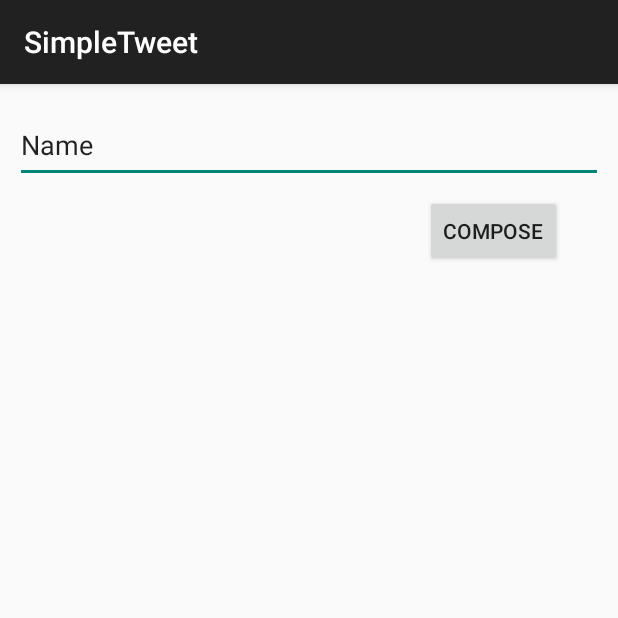
After one commit to aublhr99/TwitterApp, an Android app: the ComposeActivity screen opened directly, with no data from a screen before it, on a phone screen of 412 x 824 dp, the top half of it. The commit adds this screen. Run offline under Robolectric (Android 15) with nearby library versions, the phone set to English and light mode, and no system bars; libraries missing offline, so code that uses them is left out: com.github.scribejava.apis, com.github.scribejava.core, com.loopj.android, cz.msebera.android, org.parceler.

Commit message:
all required stories completed

```diff
--- a/app/build.gradle
+++ b/app/build.gradle
@@ -31,6 +31,8 @@ android {
 }
 
 dependencies {
+    implementation 'org.parceler:parceler-api:1.1.12'
+    annotationProcessor 'org.parceler:parceler:1.1.12'
     implementation fileTree(dir: 'libs', include: '*.jar')
     implementation 'com.codepath.libraries:android-oauth-handler:1.4.0'
     implementation 'commons-codec:commons-codec:1.10'
--- a/app/src/main/AndroidManifest.xml
+++ b/app/src/main/AndroidManifest.xml
@@ -14,7 +14,8 @@
         android:label="@string/app_name"
         android:theme="@style/AppTheme"
         android:usesCleartextTraffic="true">
-        <activity android:name=".TImelineActivity"></activity>
+        <activity android:name=".ComposeActivity"></activity>
+        <activity android:name=".TimelineActivity" />
         <activity
             android:name=".LoginActivity"
             android:label="@string/app_name"
--- /dev/null
+++ b/app/src/main/java/com/codepath/apps/restclienttemplate/ComposeActivity.java
@@ -0,0 +1,81 @@
+package com.codepath.apps.restclienttemplate;
+
+import android.content.Intent;
+import android.os.Bundle;
+import android.support.v7.app.AppCompatActivity;
+import android.util.Log;
+import android.view.View;
+import android.widget.EditText;
+
+import com.codepath.apps.restclienttemplate.models.Tweet;
+import com.codepath.apps.restclienttemplate.models.User;
+import com.loopj.android.http.JsonHttpResponseHandler;
+
+import org.json.JSONArray;
+import org.json.JSONException;
+import org.json.JSONObject;
+import org.parceler.Parcels;
+
+import cz.msebera.android.httpclient.Header;
+
+public class ComposeActivity extends AppCompatActivity {
+
+    EditText etNewTweet;
+    TwitterClient twitterClient;
+
+    @Override
+    protected void onCreate(Bundle savedInstanceState) {
+        super.onCreate(savedInstanceState);
+        setContentView(R.layout.activity_compose);
+        //Toast.makeText(this, "Cheers", Toast.LENGTH_LONG).show();
+
+        etNewTweet = (EditText) findViewById(R.id.etNewTweet);
+        twitterClient = new TwitterClient(this);
+    }
+
+    public void onCompose(View v) {
+        String message = etNewTweet.getText().toString();
+        twitterClient.sendTweet(message, new JsonHttpResponseHandler() {
+            @Override
+            public void onSuccess(int statusCode, Header[] headers, JSONArray response) {
+                Log.d("TwitterClient", response.toString());
+            }
+
+            @Override
+            public void onSuccess(int statusCode, Header[] headers, JSONObject response) {
+                //Log.d("TwitterClient", response.toString());
+                try {
+                    Tweet tweet = Tweet.fromJSON(response);
+                    Intent timelineData = new Intent(ComposeActivity.this, TimelineActivity.class);
+                    timelineData.putExtra(Tweet.class.getSimpleName(), Parcels.wrap(tweet));
+                    timelineData.putExtra(User.class.getSimpleName(), Parcels.wrap(tweet.user));
+
+                    setResult(RESULT_OK, timelineData);
+                    finish();
+                    //startActivity(timeline);
+                } catch (JSONException e) {
+                    e.printStackTrace();
+                }
+
+            }
+
+            @Override
+            public void onFailure(int statusCode, Header[] headers, String responseString, Throwable throwable) {
+                Log.d("TwitterClient", responseString.toString());
+                throwable.printStackTrace();
+            }
+
+            @Override
+            public void onFailure(int statusCode, Header[] headers, Throwable throwable, JSONObject errorResponse) {
+                Log.d("TwitterClient", errorResponse.toString());
+                throwable.printStackTrace();
+            }
+
+            @Override
+            public void onFailure(int statusCode, Header[] headers, Throwable throwable, JSONArray errorResponse) {
+                Log.d("TwitterClient", errorResponse.toString());
+                throwable.printStackTrace();
+            }
+        });
+    }
+}
--- a/app/src/main/java/com/codepath/apps/restclienttemplate/LoginActivity.java
+++ b/app/src/main/java/com/codepath/apps/restclienttemplate/LoginActivity.java
@@ -45,7 +45,7 @@ public class LoginActivity extends OAuthLoginActionBarActivity<TwitterClient> {
 	@Override
 	public void onLoginSuccess() {
 		//Toast.makeText(this, "Success", Toast.LENGTH_LONG).show();
-		Intent i = new Intent(this, TImelineActivity.class);
+		Intent i = new Intent(this, TimelineActivity.class);
 		startActivity(i);
 	}
 
--- a/app/src/main/java/com/codepath/apps/restclienttemplate/TweetAdapter.java
+++ b/app/src/main/java/com/codepath/apps/restclienttemplate/TweetAdapter.java
@@ -41,6 +41,7 @@ public class TweetAdapter extends RecyclerView.Adapter<TweetAdapter.ViewHolder>
 
         viewHolder.tvUsername.setText(tweet.user.name);
         viewHolder.tvBody.setText(tweet.body);
+        viewHolder.tvCreatedAt.setText(tweet.getCreatedAt());
 
         Glide.with(context)
                 .load(tweet.user.profileImageUrl)
@@ -57,6 +58,7 @@ public class TweetAdapter extends RecyclerView.Adapter<TweetAdapter.ViewHolder>
         ImageView ivProfileImage;
         TextView tvUsername;
         TextView tvBody;
+        TextView tvCreatedAt;
 
         public ViewHolder(View itemView) {
             super(itemView);
@@ -64,6 +66,7 @@ public class TweetAdapter extends RecyclerView.Adapter<TweetAdapter.ViewHolder>
             ivProfileImage = (ImageView) itemView.findViewById(R.id.ivProfileImage);
             tvUsername = (TextView) itemView.findViewById(R.id.tvUsername);
             tvBody = (TextView) itemView.findViewById(R.id.tvBody);
+            tvCreatedAt = (TextView) itemView.findViewById(R.id.tvCreatedAt);
         }
     }
 
--- a/app/src/main/java/com/codepath/apps/restclienttemplate/TwitterApp.java
+++ b/app/src/main/java/com/codepath/apps/restclienttemplate/TwitterApp.java
@@ -11,7 +11,7 @@ import com.facebook.stetho.Stetho;
  * including the image cache in memory and on disk. This also adds a singleton
  * for accessing the relevant rest client.
  *
- *     RestClient client = RestApplication.getRestClient(Context context);
+ *     RestClient client = TwitterApp.getRestClient(Context context);
  *     // use client to send requests to API
  *
  */
--- a/app/src/main/java/com/codepath/apps/restclienttemplate/TwitterClient.java
+++ b/app/src/main/java/com/codepath/apps/restclienttemplate/TwitterClient.java
@@ -51,6 +51,15 @@ public class TwitterClient extends OAuthBaseClient {
 		client.get(apiUrl, params, handler);
 	}
 
+	public void sendTweet(String message, AsyncHttpResponseHandler handler) {
+		String apiUrl = getApiUrl("statuses/update.json");
+		// Can specify query string params directly or through RequestParams.
+		RequestParams params = new RequestParams();
+		params.put("status", message);
+		client.post(apiUrl, params, handler);
+	}
+
+
 	/* 1. Define the endpoint URL with getApiUrl and pass a relative path to the endpoint
 	 * 	  i.e getApiUrl("statuses/home_timeline.json");
 	 * 2. Define the parameters to pass to the request (query or body)
--- a/app/src/main/java/com/codepath/apps/restclienttemplate/models/User.java
+++ b/app/src/main/java/com/codepath/apps/restclienttemplate/models/User.java
@@ -2,7 +2,9 @@ package com.codepath.apps.restclienttemplate.models;
 
 import org.json.JSONException;
 import org.json.JSONObject;
+import org.parceler.Parcel;
 
+@Parcel
 public class User {
 
     public String name;
@@ -20,4 +22,6 @@ public class User {
 
         return user;
     }
+
+    public User() {}
 }
--- /dev/null
+++ b/app/src/main/res/layout/activity_compose.xml
@@ -0,0 +1,36 @@
+<?xml version="1.0" encoding="utf-8"?>
+<android.support.constraint.ConstraintLayout xmlns:android="http://schemas.android.com/apk/res/android"
+    xmlns:app="http://schemas.android.com/apk/res-auto"
+    xmlns:tools="http://schemas.android.com/tools"
+    android:layout_width="match_parent"
+    android:layout_height="match_parent"
+    tools:context=".ComposeActivity">
+
+    <EditText
+        android:id="@+id/etNewTweet"
+        android:layout_width="392dp"
+        android:layout_height="50dp"
+        android:layout_marginStart="11dp"
+        android:layout_marginTop="16dp"
+        android:layout_marginEnd="14dp"
+        android:ems="10"
+        android:inputType="textPersonName"
+        android:text="Name"
+        app:layout_constraintEnd_toEndOf="parent"
+        app:layout_constraintHorizontal_bias="0.333"
+        app:layout_constraintStart_toStartOf="parent"
+        app:layout_constraintTop_toTopOf="parent" />
+
+    <Button
+        android:id="@+id/button"
+        android:layout_width="91dp"
+        android:layout_height="0dp"
+        android:layout_marginStart="283dp"
+        android:layout_marginTop="8dp"
+        android:layout_marginEnd="37dp"
+        android:text="Compose"
+        app:layout_constraintEnd_toEndOf="parent"
+        app:layout_constraintStart_toStartOf="parent"
+        app:layout_constraintTop_toBottomOf="@+id/etNewTweet"
+        android:onClick="onCompose" />
+</android.support.constraint.ConstraintLayout>
--- /dev/null
+++ b/app/src/main/res/mipmap-anydpi-v26/ic_compose.xml
@@ -0,0 +1,5 @@
+<?xml version="1.0" encoding="utf-8"?>
+<adaptive-icon xmlns:android="http://schemas.android.com/apk/res/android">
+    <background android:drawable="@drawable/ic_launcher_background"/>
+    <foreground android:drawable="@drawable/ic_launcher_foreground"/>
+</adaptive-icon>
--- /dev/null
+++ b/app/src/main/res/mipmap-anydpi-v26/ic_compose_round.xml
@@ -0,0 +1,5 @@
+<?xml version="1.0" encoding="utf-8"?>
+<adaptive-icon xmlns:android="http://schemas.android.com/apk/res/android">
+    <background android:drawable="@drawable/ic_launcher_background"/>
+    <foreground android:drawable="@drawable/ic_launcher_foreground"/>
+</adaptive-icon>
```
Also changed, not shown: app/src/main/java/com/codepath/apps/restclienttemplate/TimelineActivity.java (renamed from app/src/main/java/com/codepath/apps/restclienttemplate/TImelineActivity.java, +46 -1 lines), app/src/main/java/com/codepath/apps/restclienttemplate/models/Tweet.java (+27 -0 lines), app/src/main/res/drawable/ic_launcher_background.xml (added, +74 -0 lines), app/src/main/res/drawable/ic_launcher_foreground.xml (added, +13 -0 lines), app/src/main/res/layout/item_tweet.xml (+14 -0 lines), app/src/main/res/menu/timeline.xml (added, +12 -0 lines), 2 other files.
